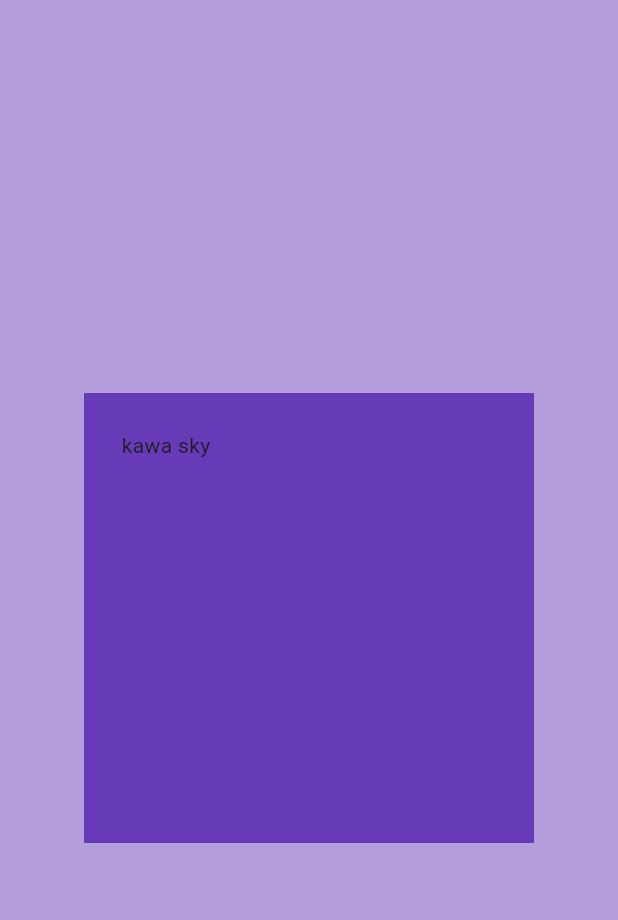
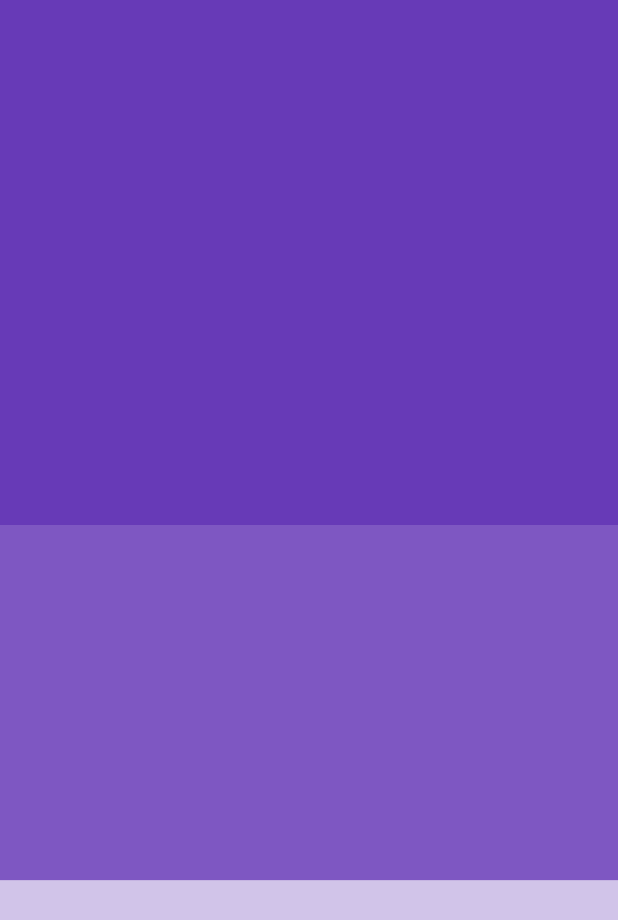
Before and after one commit to Eric-Study-369/flutter_master-class, a Flutter app: the screen it shows after launch, on a phone screen of 412 x 824 dp. Shown: the top 920 px of the screen. Run offline on Flutter 3.47's test engine with Material 3 defaults, Android fonts, the phone set to English and light mode, and no system bars.

Commit message:
feat(main.dart): Everything is a widget

```diff
--- a/lib/main.dart
+++ b/lib/main.dart
@@ -10,18 +10,29 @@ class MyApp extends StatelessWidget {
   @override
   Widget build(BuildContext context) {
     return MaterialApp(
+      debugShowCheckedModeBanner: false,
       home: Scaffold(
-        backgroundColor: Colors.deepPurple[200],
-        body: Center(
-          child: Container(
-            height: 300,
-            width: 300,
-            decoration: BoxDecoration(
-              color: Colors.deepPurple,
+        backgroundColor: const Color.fromARGB(255, 243, 241, 245),
+        body: Column(
+          //mainAxisAlignment: MainAxisAlignment.center,
+          children: [
+            Container(
+              height: 350,
+              color: Colors.deepPurple[500],
             ),
-            padding: EdgeInsets.all(25),
-            child: Text("kawa sky"),
-          ),
+            Expanded(
+              flex: 3,
+              child: Container(
+                color: Colors.deepPurple[400],
+              ),
+            ),
+            Expanded(
+              flex: 3,
+              child: Container(
+                color: Colors.deepPurple[100],
+              ),
+            ),
+          ],
         ),
       ),
     );
```
